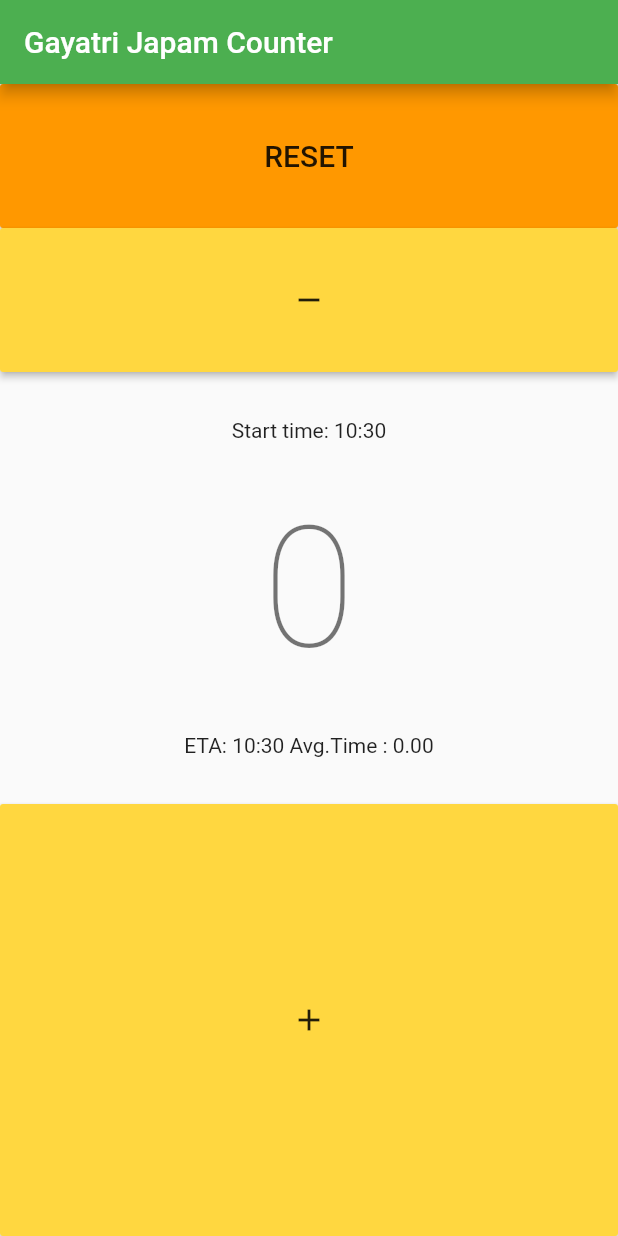
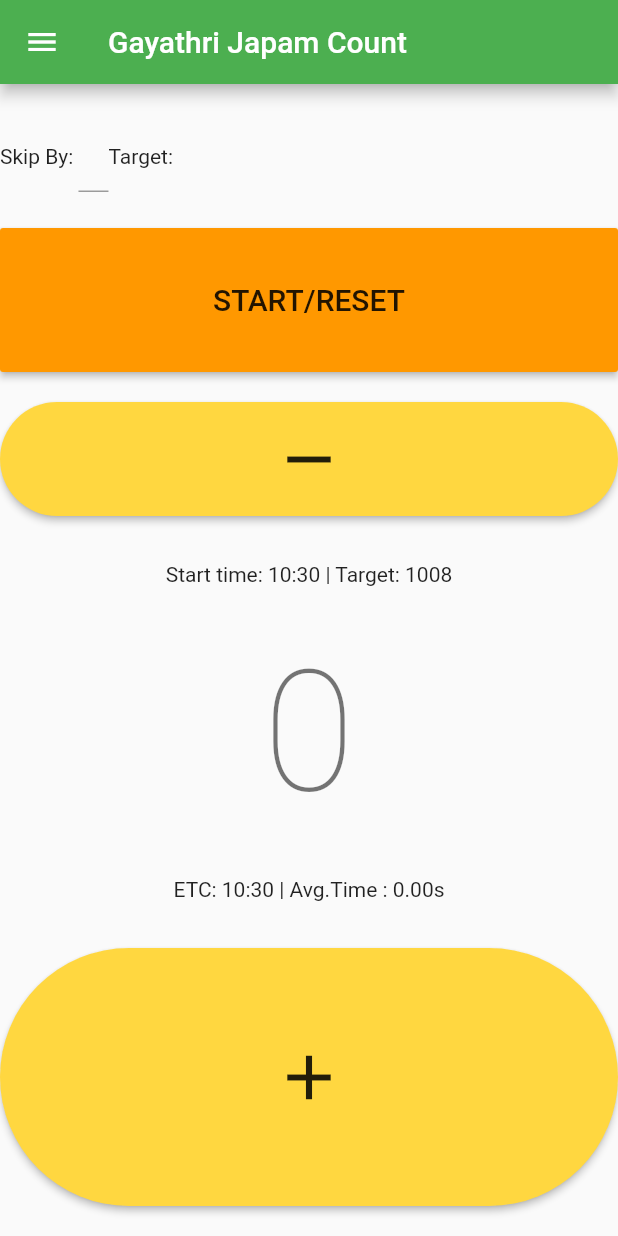
Before and after one commit to sidgan22/mantra_counter, a Flutter app: the screen it shows after launch, on a phone screen of 412 x 824 dp. Run offline on Flutter 3.47's test engine with Material 2 defaults, Android fonts, the light colour scheme and no system bars; our stand-ins replace shared_preferences.

Commit message:
Added Skip - Fix keyboard issue - Overflow

```diff
--- a/lib/main.dart
+++ b/lib/main.dart
@@ -1,6 +1,8 @@
+import 'dart:async';
+
+import 'package:flutter/cupertino.dart';
 import 'package:flutter/material.dart';
-import 'package:flutter/rendering.dart';
-import 'package:shared_preferences/shared_preferences.dart';
+import 'package:mantracounter/screens/HomePage.dart';
 
 void main() => runApp(MyApp());
 
@@ -9,7 +11,8 @@ class MyApp extends StatelessWidget {
   @override
   Widget build(BuildContext context) {
     return MaterialApp(
-      title: 'Shared preferences demo',
+      title: 'Japam Counter',
+
       theme: ThemeData(
         primarySwatch: Colors.green,
       ),
@@ -27,163 +30,25 @@ class MyHomePage extends StatefulWidget {
 }
 
 class _MyHomePageState extends State<MyHomePage> {
-  int _counter = 0;
-  String eta="";
-  String sttime;
-  DateTime startTime;
-  DateTime timeNow;
-  DateTime etafinal=DateTime.now();
-  var timeDiff;
-  var t;
-  var avgTime=0.0000;
+  startTime() async {
+    var _duration = new Duration(seconds: 2);
+    return Timer(_duration, _Home);
+  }
+  _Home()
+  {
+    Navigator.of(context).pushReplacement(CupertinoPageRoute(builder: (context)=> HomePage()));
+  }
   @override
   void initState() {
+    // TODO: implement initState
+    startTime();
     super.initState();
-    _loadCounter();
   }
-
-  //Loading counter value on start
-  _loadCounter() async {
-    SharedPreferences prefs = await SharedPreferences.getInstance();
-    setState(() {
-      sttime = DateTime.now().hour.toString()+':'+DateTime.now().minute.toString();
-      startTime = DateTime.now();
-      prefs.setString('starttime', sttime);
-      _counter = (prefs.getInt('counter') ?? 0);
-      etafinal=DateTime.now();
-
-      if(prefs.getInt('counter')==0)
-      {
-        _loadStartTime();
-      }
-    });
-  }
-  _resetValue() async{
-    SharedPreferences prefs = await SharedPreferences.getInstance();
-    setState(() {
-      startTime = DateTime.now();
-      sttime = DateTime.now().hour.toString()+':'+DateTime.now().minute.toString();
-      prefs.setString('starttime', sttime);
-      _counter = (prefs.getInt('counter') ?? 0) *0 ;
-      etafinal=DateTime.now();
-      avgTime=0;
-      prefs.setInt('counter', _counter);
-    });
-  }
-  //Incrementing counter after click
-  _incrementCounter() async {
-    SharedPreferences prefs = await SharedPreferences.getInstance();
-
-    setState(() {
-
-      _counter = (prefs.getInt('counter') ?? 0) + 1;
-      timeNow = DateTime.now();
-      timeDiff = timeNow.difference(startTime).inSeconds.floor();
-      avgTime = timeDiff/_counter;
-      t = (avgTime*1008).floor();
-      print(t);
-      etafinal = startTime.add(Duration(seconds:t));
-      prefs.setInt('counter', _counter);
-    });
-
-  }
-  _decrementCounter() async {
-    SharedPreferences prefs = await SharedPreferences.getInstance();
-    setState(() {
-      var cnt = prefs.getInt('counter');
-      if(cnt>0)
-
-      {
-        _counter = (prefs.getInt('counter') ?? 0) - 1;
-        timeNow = DateTime.now();
-        timeDiff = timeNow.difference(startTime).inSeconds;
-        avgTime = timeDiff/_counter;
-
-
-        t = (avgTime*1008).floor();
-        print(t);
-        etafinal = startTime.add(Duration(seconds:t));
-        prefs.setInt('counter', _counter);
-
-      }
-    });
-  }
-  _loadStartTime() async{
-    SharedPreferences prefs = await SharedPreferences.getInstance();
-    setState(() {
-      sttime = (prefs.getString('starttime') ?? "");
-    });
-  }
-
   @override
   Widget build(BuildContext context) {
-    var ht = (MediaQuery.of(context).size/3).toString();
-
-    return Scaffold(
-      appBar: AppBar(
-        title: Text(widget.title),
-      ),
-      body: Center(
-        child: Column(
-          children: <Widget>[
-            Expanded(
-              flex: 1,
-              child:RaisedButton(
-                color: Colors.orange,
-                onPressed: _resetValue,
-                child: Container(
-                  width: MediaQuery.of(context).size.width,
-                  child:
-                  Center(child: Text('RESET',style:Theme.of(context).textTheme.headline6,),),
-                ),
-              ) ,
-            ),
-            Expanded(
-              flex: 1,
-              child: RaisedButton(
-                color: Colors.amberAccent,
-                onPressed: _decrementCounter,
-                child: Container(
-                    height: 80.0,
-                    width: MediaQuery.of(context).size.width,
-                    child:Icon(Icons.remove)
-                ),
-              ),
-            ),
-//            Divider(),
-//            SizedBox(height: MediaQuery.of(context).size.height/6,),
-            Expanded(
-              flex: 3,
-              child: Center(child:
-              Column(
-                mainAxisAlignment: MainAxisAlignment.spaceEvenly,
-                children: <Widget>[
-                  Text('Start time: $sttime'),
-                  Text(
-                    '$_counter',
-                    style: Theme.of(context).textTheme.headline1,
-                  ),
-                  Text('ETA: ${etafinal.hour}:${etafinal.minute} Avg.Time : ${avgTime.toStringAsPrecision(3)}')
-                ],
-              )),
-            ),
-            Expanded(
-              flex: 3,
-              child: RaisedButton(
-                color: Colors.amberAccent,
-                onPressed: _incrementCounter,
-                child: Container(
-                    height: 220.0,
-                    width: MediaQuery.of(context).size.width,
-                    child:Icon(Icons.add)
-                ),
-              ) ,
-            )
-//            SizedBox(height: MediaQuery.of(context).size.height/8,),
-
-          ],
-        ),
-      ),
+    return Container(
+      color: Colors.white,
+      child: Image.asset('lib/assets/logo.jpg')
     );
   }
 }
--- /dev/null
+++ b/lib/screens/HomePage.dart
@@ -0,0 +1,204 @@
+import 'package:flutter/material.dart';
+import 'package:shared_preferences/shared_preferences.dart';
+class HomePage extends StatefulWidget {
+  @override
+  _HomePageState createState() => _HomePageState();
+}
+
+class _HomePageState extends State<HomePage> {
+  int _counter = 0;
+  String eta="";
+  String sttime;
+  DateTime startTime;
+  DateTime timeNow;
+  DateTime etafinal=DateTime.now();
+  var timeDiff;
+  var t;
+  var avgTime=0.0000;
+  @override
+  void initState() {
+    super.initState();
+    _loadCounter();
+  }
+
+  //Loading counter value on start
+  _loadCounter() async {
+    SharedPreferences prefs = await SharedPreferences.getInstance();
+    setState(() {
+      sttime = DateTime.now().hour.toString()+':'+DateTime.now().minute.toString();
+      startTime = DateTime.now();
+      prefs.setString('starttime', sttime);
+      _counter = (prefs.getInt('counter') ?? 0);
+      etafinal=DateTime.now();
+
+      if(prefs.getInt('counter')==0)
+      {
+        _loadStartTime();
+      }
+    });
+  }
+  _resetValue() async{
+    SharedPreferences prefs = await SharedPreferences.getInstance();
+    setState(() {
+      startTime = DateTime.now();
+      sttime = DateTime.now().hour.toString()+':'+DateTime.now().minute.toString();
+      prefs.setString('starttime', sttime);
+      _counter = 0 ;
+      etafinal=DateTime.now();
+      avgTime=0;
+      prefs.setInt('counter', _counter);
+    });
+  }
+  //Incrementing counter after click
+  _incrementCounter() async {
+    SharedPreferences prefs = await SharedPreferences.getInstance();
+
+    setState(() {
+
+      _counter = (prefs.getInt('counter') ?? 0) + 1;
+      timeNow = DateTime.now();
+      timeDiff = timeNow.difference(startTime).inSeconds.floor();
+      avgTime = timeDiff/_counter;
+      t = (avgTime*1008).floor();
+      print(t);
+      etafinal = startTime.add(Duration(seconds:t));
+      prefs.setInt('counter', _counter);
+    });
+
+  }
+  _decrementCounter() async {
+    SharedPreferences prefs = await SharedPreferences.getInstance();
+    setState(() {
+      var cnt = prefs.getInt('counter');
+      if(cnt>0)
+
+      {
+        _counter = (prefs.getInt('counter') ?? 0) - 1;
+        timeNow = DateTime.now();
+        timeDiff = timeNow.difference(startTime).inSeconds;
+        avgTime = timeDiff/_counter;
+
+
+        t = (avgTime*1008).floor();
+        etafinal = startTime.add(Duration(seconds:t));
+        prefs.setInt('counter', _counter);
+
+      }
+    });
+  }
+  _loadStartTime() async{
+    SharedPreferences prefs = await SharedPreferences.getInstance();
+    setState(() {
+      sttime = (prefs.getString('starttime') ?? "");
+    });
+  }
+  TextEditingController skipController,targetController;
+  FocusNode skFocus=FocusNode(),tgFocus=FocusNode();
+  @override
+  Widget build(BuildContext context) {
+    var ht = (MediaQuery.of(context).size/3).toString();
+
+    return Scaffold(
+      appBar: AppBar(
+        title: Text('Gayathri Japam Count'),
+      ),
+      drawer:Drawer(
+        child: Container(),
+      ),
+      body: Center(
+        child: Column(
+          children: <Widget>[
+            Expanded(
+              flex: 1,
+              child:
+                Row(
+                  children: <Widget>[
+                    Text('Skip By: '),
+                    Container(
+                      width:20,
+                      child: TextFormField(
+                        style: TextStyle(fontSize: 12),
+                        onChanged: skipBy(),
+                        focusNode: skFocus,
+                        controller: skipController,
+                      ),
+                    ),
+                    Text('Target: ')
+                  ],
+                )
+            ),
+            Expanded(
+              flex: 1,
+              child:RaisedButton(
+                color: Colors.orange,
+                onPressed: _resetValue,
+                child: Container(
+                  width: MediaQuery.of(context).size.width,
+                  child:
+                  Center(child: Text('START/RESET',style:Theme.of(context).textTheme.headline6,),),
+                ),
+              ) ,
+            ),
+
+            Expanded(
+              flex: 1,
+              child: Padding(
+
+                padding: EdgeInsets.only(top:20.0),
+                child: RaisedButton(
+                  shape:  RoundedRectangleBorder(borderRadius:BorderRadius.circular(250.0)),
+                  color: Colors.amberAccent,
+                  onPressed: _decrementCounter,
+                  child: Container(
+                      height: 80.0,
+                      width: MediaQuery.of(context).size.width,
+                      child:Icon(Icons.remove,size: 50.0,)
+                  ),
+                ),
+              ),
+            ),
+//            SizedBox(height: MediaQuery.of(context).size.height/6,),
+            Expanded(
+              flex: 3,
+              child: Center(child:
+              Column(
+                mainAxisAlignment: MainAxisAlignment.spaceEvenly,
+                children: <Widget>[
+                  Text('Start time: $sttime | Target: 1008'),
+                  Text(
+                    '$_counter',
+                    style: Theme.of(context).textTheme.headline1,
+                  ),
+                  Text('ETC: ${etafinal.hour}:${etafinal.minute} | Avg.Time : ${avgTime.toStringAsPrecision(3)}s')
+                ],
+              )),
+            ),
+            Expanded(
+              flex: 2,
+              child: Padding(
+                padding: EdgeInsets.only(bottom:20.0),
+                child: RaisedButton(
+                    shape:  RoundedRectangleBorder(borderRadius:BorderRadius.circular(250.0)),
+                  color: Colors.amberAccent,
+                  onPressed: _incrementCounter,
+                  child: Container(
+                      margin: EdgeInsets.all(20),
+                      width: MediaQuery.of(context).size.width,
+                      child:Center(child: Icon(Icons.add,size: 50,))
+                  ),
+                ),
+              ) ,
+            )
+//            SizedBox(height: MediaQuery.of(context).size.height/8,),
+
+          ],
+        ),
+      ),
+    );
+  }
+
+  skipBy() {
+
+   }
+
+}
--- a/pubspec.yaml
+++ b/pubspec.yaml
@@ -47,7 +47,8 @@ flutter:
   uses-material-design: true
 
   # To add assets to your application, add an assets section, like this:
-  # assets:
+  assets:
+    - lib/assets/logo.jpg
   #   - images/a_dot_burr.jpeg
   #   - images/a_dot_ham.jpeg
 
```
Also changed, not shown: lib/assets/logo.jpg (added), 5 other files.
